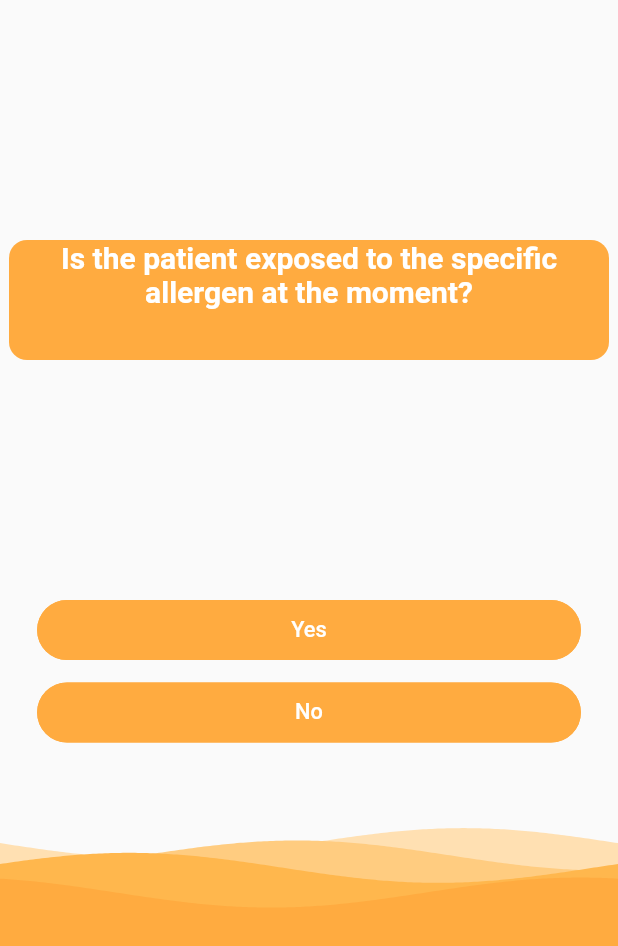
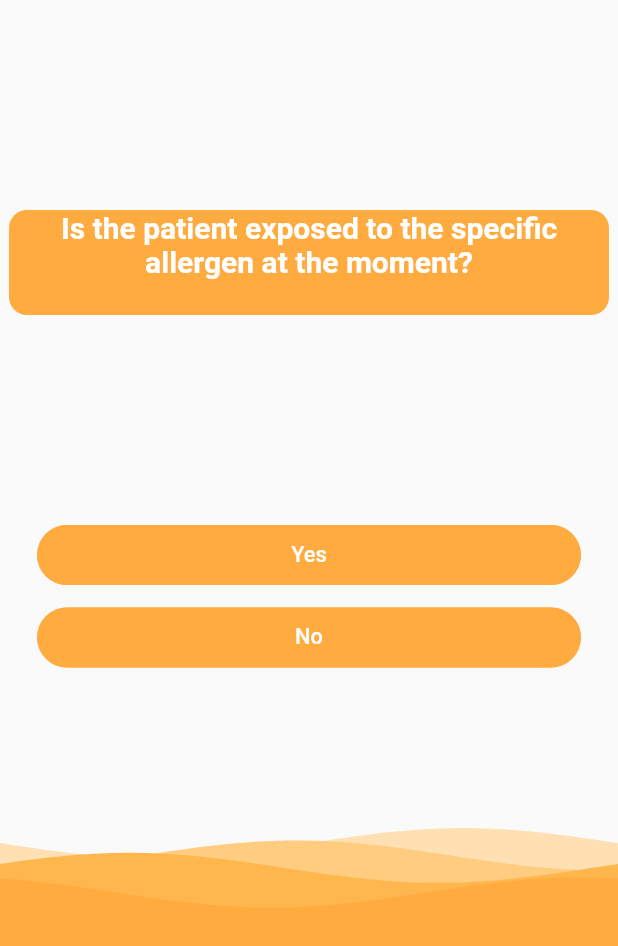
Before and after one commit to Be-live/aaaa, a Flutter app: the screen it shows after launch, on a phone screen of 412 x 824 dp. Shown: the top 946 px of the screen. Run offline on Flutter 3.47's test engine with Material 2 defaults, Android fonts, the phone set to English and light mode, and no system bars; drawn by our look-alikes of getwidget, wave.

```diff
--- a/lib/TextBox.dart
+++ b/lib/TextBox.dart
@@ -10,14 +10,13 @@ class TextBox1 extends StatelessWidget {
     return Center(
       child: ConstrainedBox(
         child: Container(
-          height : 80,
+          height : 70,
           width: 400,
           decoration: BoxDecoration(
             color: Colors.orangeAccent,
             borderRadius: BorderRadius.all(Radius.circular(12)),
           ),
           child: Text(
-
             "Is the patient exposed to the specific allergen at the moment?",
             textAlign: TextAlign.center,
             style: TextStyle(color: Colors.white, fontWeight: FontWeight.bold, fontSize: 20),
@@ -25,7 +24,7 @@ class TextBox1 extends StatelessWidget {
         ),
 
         constraints: const BoxConstraints(
-            minWidth: 300.0), //텍스트 2줄 만드려고 설정, 아이패드에서는 어떡하지
+            maxWidth: 500.0), //텍스트 2줄 만드려고 설정, 아이패드에서는 어떡하지
       ),
       heightFactor: 5,
     );
```
